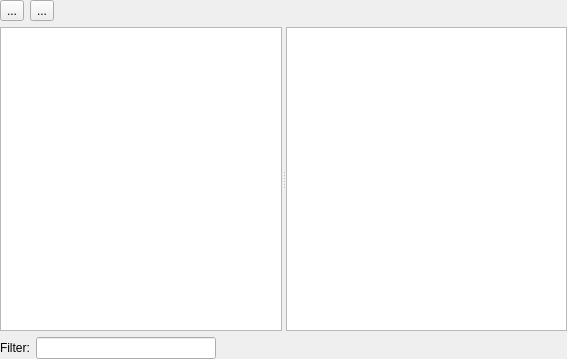
lvklabs/chatbot, file src/chatbot/front-end/chathistorywidget.ui: the form before one commit.
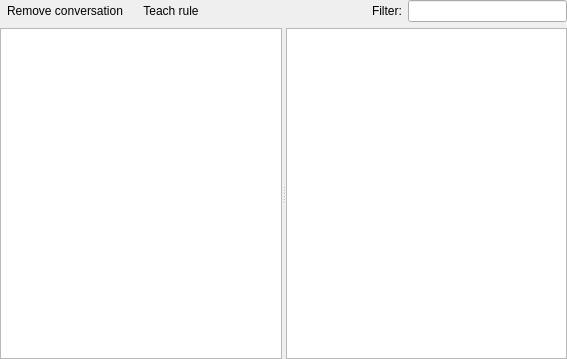
The form after the commit. Icons and pictures are not drawn. Custom widgets are drawn as their Qt base class.

Commit message: Implemented tool button to teach rule from history

What changed in the file:
```diff
--- a/src/chatbot/front-end/chathistorywidget.ui
+++ b/src/chatbot/front-end/chathistorywidget.ui
@@ -46,8 +46,73 @@
      </widget>
     </widget>
    </item>
-   <item row="2" column="0">
-    <layout class="QHBoxLayout" name="filterLayout">
+   <item row="0" column="0">
+    <layout class="QHBoxLayout" name="toolbarLayout">
+     <item>
+      <widget class="QToolButton" name="removeHistoryButton">
+       <property name="enabled">
+        <bool>true</bool>
+       </property>
+       <property name="toolTip">
+        <string>Remove conversation</string>
+       </property>
+       <property name="text">
+        <string>Remove conversation</string>
+       </property>
+       <property name="icon">
+        <iconset resource="../resources.qrc">
+         <normaloff>:/icons/remove_history_32x32.png</normaloff>:/icons/remove_history_32x32.png</iconset>
+       </property>
+       <property name="iconSize">
+        <size>
+         <width>24</width>
+         <height>24</height>
+        </size>
+       </property>
+       <property name="autoRaise">
+        <bool>true</bool>
+       </property>
+      </widget>
+     </item>
+     <item>
+      <widget class="QToolButton" name="teachRuleButton">
+       <property name="enabled">
+        <bool>true</bool>
+       </property>
+       <property name="toolTip">
+        <string>Teach rule from current message</string>
+       </property>
+       <property name="text">
+        <string>Teach rule</string>
+       </property>
+       <property name="icon">
+        <iconset resource="../resources.qrc">
+         <normaloff>:/icons/add_rule_history_32x32.png</normaloff>:/icons/add_rule_history_32x32.png</iconset>
+       </property>
+       <property name="iconSize">
+        <size>
+         <width>24</width>
+         <height>24</height>
+        </size>
+       </property>
+       <property name="autoRaise">
+        <bool>true</bool>
+       </property>
+      </widget>
+     </item>
+     <item>
+      <spacer name="toolbarSpacer">
+       <property name="orientation">
+        <enum>Qt::Horizontal</enum>
+       </property>
+       <property name="sizeHint" stdset="0">
+        <size>
+         <width>40</width>
+         <height>20</height>
+        </size>
+       </property>
+      </spacer>
+     </item>
      <item>
       <widget class="QLabel" name="filterLabel">
        <property name="text">
@@ -65,50 +130,6 @@
        </property>
       </widget>
      </item>
-     <item>
-      <spacer name="filterSpacer">
-       <property name="orientation">
-        <enum>Qt::Horizontal</enum>
-       </property>
-       <property name="sizeHint" stdset="0">
-        <size>
-         <width>40</width>
-         <height>20</height>
-        </size>
-       </property>
-      </spacer>
-     </item>
-    </layout>
-   </item>
-   <item row="0" column="0">
-    <layout class="QHBoxLayout" name="toolbarLayout">
-     <item>
-      <widget class="QToolButton" name="toolButton_2">
-       <property name="text">
-        <string>...</string>
-       </property>
-      </widget>
-     </item>
-     <item>
-      <widget class="QToolButton" name="toolButton">
-       <property name="text">
-        <string>...</string>
-       </property>
-      </widget>
-     </item>
-     <item>
-      <spacer name="toolbarSpacer">
-       <property name="orientation">
-        <enum>Qt::Horizontal</enum>
-       </property>
-       <property name="sizeHint" stdset="0">
-        <size>
-         <width>40</width>
-         <height>20</height>
-        </size>
-       </property>
-      </spacer>
-     </item>
     </layout>
    </item>
   </layout>
```
Left out of the diff: 4 changed lines with no effect on the pictures. The commit also changes 9 other files.
